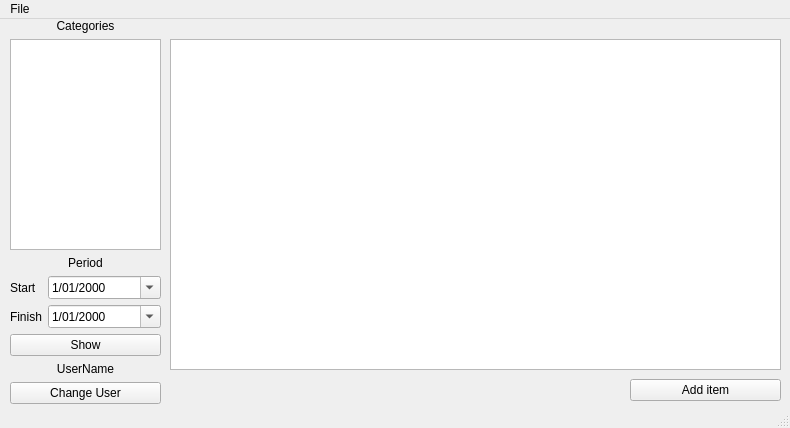
The window that views/mainwindow.ui (dobrovolsky/finance-helper) describes before a commit, drawn with Qt 5.
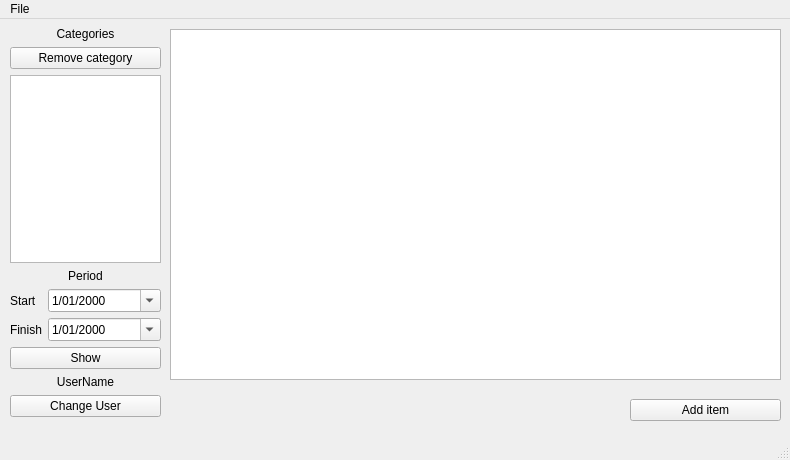
The same window after the commit.

Diff of the .ui file:
```diff
--- a/views/mainwindow.ui
+++ b/views/mainwindow.ui
@@ -10,19 +10,19 @@
     <x>0</x>
     <y>0</y>
     <width>790</width>
-    <height>428</height>
+    <height>460</height>
    </rect>
   </property>
   <property name="minimumSize">
    <size>
     <width>790</width>
-    <height>428</height>
+    <height>460</height>
    </size>
   </property>
   <property name="maximumSize">
    <size>
     <width>790</width>
-    <height>428</height>
+    <height>460</height>
    </size>
   </property>
   <property name="contextMenuPolicy">
@@ -45,9 +45,9 @@
     <property name="geometry">
      <rect>
       <x>10</x>
-      <y>0</y>
+      <y>8</y>
       <width>151</width>
-      <height>385</height>
+      <height>390</height>
      </rect>
     </property>
     <layout class="QFormLayout" name="formLayout">
@@ -62,6 +62,16 @@
       </widget>
      </item>
      <item row="2" column="0" colspan="2">
+      <widget class="QListWidget" name="categories_list">
+       <property name="minimumSize">
+        <size>
+         <width>0</width>
+         <height>140</height>
+        </size>
+       </property>
+      </widget>
+     </item>
+     <item row="3" column="0" colspan="2">
       <widget class="QLabel" name="periond_label">
        <property name="text">
         <string>Period</string>
@@ -71,14 +81,14 @@
        </property>
       </widget>
      </item>
-     <item row="3" column="0">
+     <item row="4" column="0">
       <widget class="QLabel" name="label_3">
        <property name="text">
         <string>Start</string>
        </property>
       </widget>
      </item>
-     <item row="3" column="1">
+     <item row="4" column="1">
       <widget class="QDateEdit" name="periond_start">
        <property name="displayFormat">
         <string>M/dd/yyyy</string>
@@ -88,14 +98,14 @@
        </property>
       </widget>
      </item>
-     <item row="4" column="0">
+     <item row="5" column="0">
       <widget class="QLabel" name="label_5">
        <property name="text">
         <string>Finish</string>
        </property>
       </widget>
      </item>
-     <item row="4" column="1">
+     <item row="5" column="1">
       <widget class="QDateEdit" name="periond_finish">
        <property name="displayFormat">
         <string>M/dd/yyyy</string>
@@ -105,17 +115,14 @@
        </property>
       </widget>
      </item>
-     <item row="1" column="0" colspan="2">
-      <widget class="QListWidget" name="categories_list">
-       <property name="minimumSize">
-        <size>
-         <width>0</width>
-         <height>209</height>
-        </size>
-       </property>
-      </widget>
-     </item>
      <item row="6" column="0" colspan="2">
+      <widget class="QPushButton" name="show_query_button">
+       <property name="text">
+        <string>Show</string>
+       </property>
+      </widget>
+     </item>
+     <item row="7" column="0" colspan="2">
       <widget class="QLabel" name="user_label">
        <property name="text">
         <string>UserName</string>
@@ -125,17 +132,17 @@
        </property>
       </widget>
      </item>
-     <item row="7" column="0" colspan="2">
+     <item row="8" column="0" colspan="2">
       <widget class="QPushButton" name="change_user_button">
        <property name="text">
         <string>Change User</string>
        </property>
       </widget>
      </item>
-     <item row="5" column="0" colspan="2">
-      <widget class="QPushButton" name="show_query_button">
+     <item row="1" column="0" colspan="2">
+      <widget class="QPushButton" name="remove_category_button">
        <property name="text">
-        <string>Show</string>
+        <string>Remove category</string>
        </property>
       </widget>
      </item>
@@ -145,9 +152,9 @@
     <property name="geometry">
      <rect>
       <x>170</x>
-      <y>20</y>
+      <y>10</y>
       <width>611</width>
-      <height>331</height>
+      <height>351</height>
      </rect>
     </property>
    </widget>
@@ -155,7 +162,7 @@
     <property name="geometry">
      <rect>
       <x>630</x>
-      <y>360</y>
+      <y>380</y>
       <width>151</width>
       <height>22</height>
      </rect>
```
